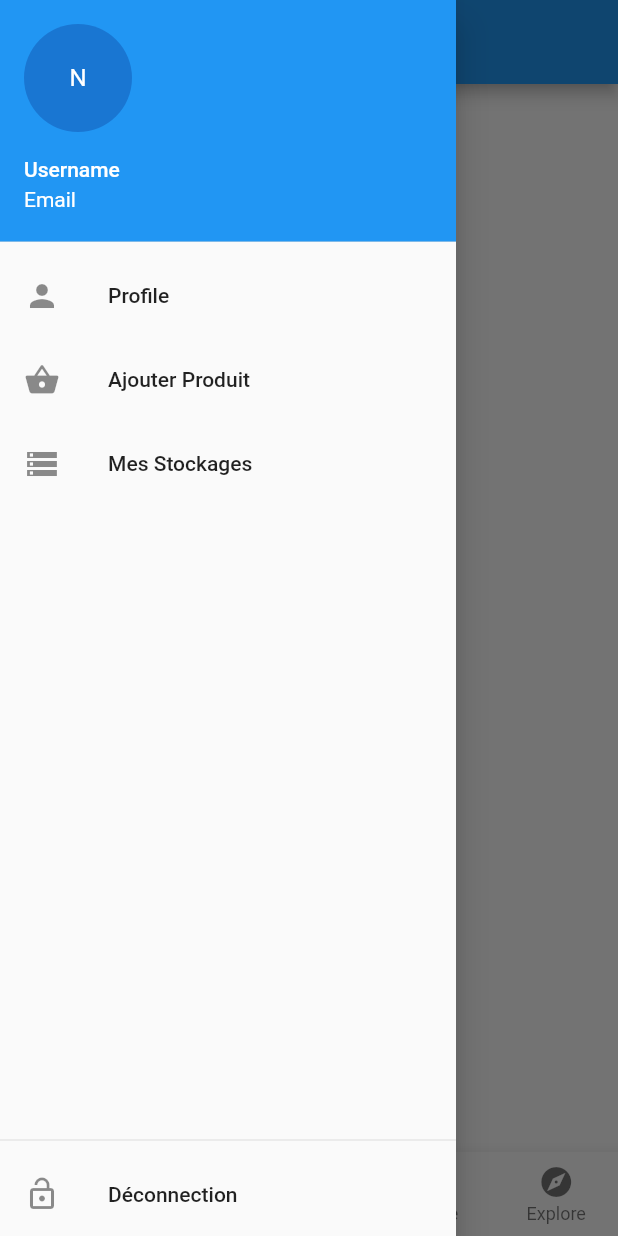
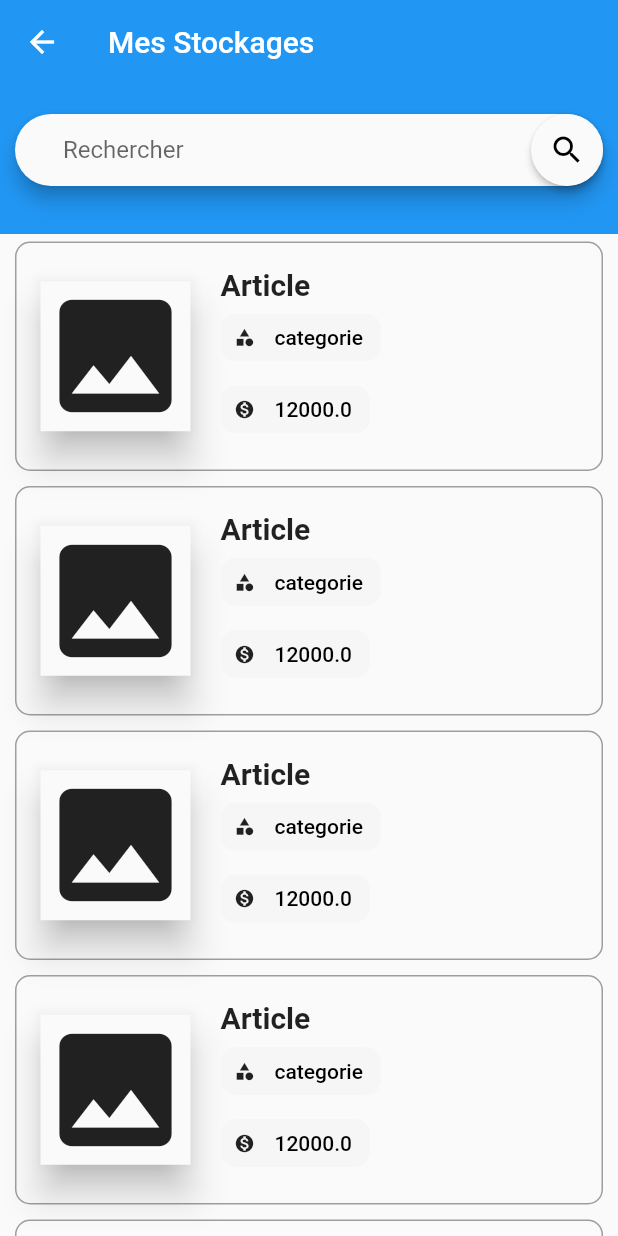
Before and after one commit to partnercloudsupport/Kope, a Flutter app: the HomeScreen screen opened by its route, in the side drawer, after a tap on "Mes Stockages", on a phone screen of 412 x 824 dp. Run offline on Flutter 3.47's test engine with Material 2 defaults, Android fonts, the phone set to English and light mode, and no system bars; our stand-ins replace cloud_firestore, country_code_picker, firebase_auth, firebase_storage, image_picker, shared_preferences; missing offline and left inert: photo_manager; accounts and stored records are empty.

Commit message:
ajout de fichier dart stockage

```diff
--- /dev/null
+++ b/lib/cloud/models/article.dart
@@ -0,0 +1,6 @@
+class Article {
+  String designation,description,categorie;
+  double prix;
+  DateTime date;
+
+}
--- a/lib/main.dart
+++ b/lib/main.dart
@@ -7,6 +7,7 @@ import 'package:kope/pages/product/add_product.dart';
 import 'package:kope/pages/profile/profile_screen.dart';
 import 'package:kope/pages/splash_screen.dart';
 import 'package:flutter/material.dart';
+import 'package:kope/pages/stockage/storage_screen.dart';
 import 'package:kope/pages/widgets/profile_details.dart';
 
 var routes = <String, WidgetBuilder>{
@@ -18,6 +19,7 @@ var routes = <String, WidgetBuilder>{
   "/profile": (BuildContext context) => ProfileScreen(),
   "/profileDetlais": (BuildContext context) => ProfileDetails(),
   "/product": (BuildContext context) => AddProduct(),
+  "/storage": (BuildContext context) => StorageScreen(),
 };
 void main() => runApp(MyApp());
 
--- a/lib/pages/home/home_screen.dart
+++ b/lib/pages/home/home_screen.dart
@@ -1,5 +1,4 @@
 import 'package:kope/pages/widgets/categorie_menu.dart';
-import 'package:kope/pages/widgets/profile_details.dart';
 import 'package:flutter/material.dart';
 import 'package:kope/utils/my_navigator.dart';
 
@@ -67,7 +66,9 @@ class _HomeScreenState extends State<HomeScreen>
           new ListTile(
             leading: Icon(Icons.storage),
             title: Text('Mes Stockages'),
-            onTap: () {},
+            onTap: () {
+              MyNavigator.gotTo(context, "/storage");
+            },
           ),
           Spacer(),
           Divider(),
--- a/lib/pages/login/login_screen.dart
+++ b/lib/pages/login/login_screen.dart
@@ -15,7 +15,7 @@ class _LoginScreenState extends State<LoginScreen> {
   bool _value = false, _isLoad = false;
   bool _hasdata;
   SharedPreferences prefs;
-  String userId = null;
+  String userId = "";
   bool isObscureText = true;
   String username, password;
   final GlobalKey<FormState> _formKey = GlobalKey<FormState>();
--- a/lib/pages/product/add_product.dart
+++ b/lib/pages/product/add_product.dart
@@ -148,6 +148,7 @@ class _AddProductState extends State<AddProduct> {
                             width: 10.0,
                           ),
                           RaisedButton(
+                            onPressed: (){},
                             child: Text('Remove Photo'),
                           )
                         ],
--- a/lib/pages/product/preview_page.dart
+++ b/lib/pages/product/preview_page.dart
@@ -13,7 +13,7 @@ class PreviewPage extends StatelessWidget {
     return Scaffold(
       appBar: AppBar(
         title: Text("Image Selectionée"),
-        actions: <Widget>[FlatButton(child: Text('Valider', style: TextStyle(color: Colors.white),),)],
+        actions: <Widget>[FlatButton(child: Text('Valider', style: TextStyle(color: Colors.white),), onPressed: () {},)],
       ),
       body: ListView(
         children: list
--- a/lib/pages/splash_screen.dart
+++ b/lib/pages/splash_screen.dart
@@ -42,11 +42,11 @@ class _SplashScreenState extends State<SplashScreen> {
       body: Stack(
         fit: StackFit.expand,
         children: <Widget>[
-          Container(
-            decoration: BoxDecoration(color: Colors.redAccent,
-                image: DecorationImage(image: AssetImage("assets/images/back.jpg"), fit: BoxFit.cover)
-            ),
-          ),
+          // Container(
+          //   decoration: BoxDecoration(color: Colors.redAccent,
+          //       image: DecorationImage(image: AssetImage("assets/images/back.jpg"), fit: BoxFit.cover)
+          //   ),
+          // ),
           Column(
             mainAxisAlignment: MainAxisAlignment.start,
             children: <Widget>[
--- /dev/null
+++ b/lib/pages/stockage/storage_screen.dart
@@ -0,0 +1,177 @@
+import 'package:flutter/material.dart';
+import 'package:kope/cloud/models/article.dart';
+
+class StorageScreen extends StatefulWidget {
+  @override
+  _StorageScreenState createState() => _StorageScreenState();
+}
+
+class _StorageScreenState extends State<StorageScreen> {
+  @override
+  Widget build(BuildContext context) {
+    return Scaffold(
+      appBar: AppBar(
+        elevation: 0.0,
+        title: Text("Mes Stockages"),
+      ),
+      body: SingleChildScrollView(
+        scrollDirection: Axis.vertical,
+        child: Column(
+          children: <Widget>[
+            Container(
+              height: 100.0,
+              color: Colors.blue,
+              child: Padding(
+                padding: const EdgeInsets.only(left: 10.0, right: 10.0),
+                child: Column(
+                  children: <Widget>[
+                    SizedBox(
+                      height: 20.0,
+                    ),
+                    _buildSearchBar(),
+                  ],
+                ),
+              ),
+            ),
+            SizedBox(
+              height: 5.0,
+            ),
+            ListView.builder(
+                shrinkWrap: true,
+                itemCount: 10,
+                physics: ClampingScrollPhysics(),
+                scrollDirection: Axis.vertical,
+                itemBuilder: (context, index) {
+                  Article art =Article();
+                  art.categorie = "categorie";
+                  art.designation = "Article";
+                  art.prix = 12000.0;
+                  return articleCard(article: art);
+                }),
+
+          ],
+        )
+      ),
+    );
+  }
+
+  Widget _buildSearchBar() {
+    return Material(
+      elevation: 5.0,
+      borderRadius: BorderRadius.all(
+        Radius.circular(30.0),
+      ),
+      child: TextField(
+        onChanged: (text) {},
+        decoration: InputDecoration(
+          contentPadding:
+              EdgeInsets.symmetric(horizontal: 32.0, vertical: 14.0),
+          hintText: 'Rechercher',
+          suffixIcon: Material(
+            elevation: 2.0,
+            borderRadius: BorderRadius.all(
+              Radius.circular(30.0),
+            ),
+            child: InkWell(
+              onTap: () {},
+              child: Icon(
+                Icons.search,
+                color: Colors.black,
+              ),
+            ),
+          ),
+          border: InputBorder.none,
+        ),
+      ),
+    );
+  }
+}
+
+class articleCard extends StatelessWidget {
+  final Article article;
+
+  const articleCard({ this.article});
+  @override
+  Widget build(BuildContext context) {
+    return Padding(
+      padding: const EdgeInsets.only(left: 10.0, right: 10.0, bottom: 10.0),
+      child: Container(
+        decoration: BoxDecoration(
+          borderRadius: BorderRadius.all(
+            Radius.circular(10.0),
+          ),
+          border: Border.all(color: Colors.grey),
+        ),
+        child: Padding(
+            padding: const EdgeInsets.all(16.0),
+            child: Row(
+              children: <Widget>[
+                Material(
+                  elevation: 10.0,
+                  child: Container(
+                    height: 100.0,
+                    width: 100.0,
+                    child: Icon(
+                      Icons.image,
+                      size: 100.0,
+                    ),
+                  ),
+                ),
+                SizedBox(
+                  width: 20.0,
+                ),
+                Column(
+                  crossAxisAlignment: CrossAxisAlignment.start,
+                  children: <Widget>[
+                    Row(
+                      children: <Widget>[
+                        Text(
+                          "${article.designation}",
+                          style: TextStyle(
+                            fontWeight: FontWeight.bold,
+                            fontSize: 20.0,
+                          ),
+                        )
+                      ],
+                    ),
+                    Wrap(
+                      spacing: 8.0,
+                      runSpacing: -8.0,
+                      children: <Widget>[
+                        FlightDetailChip(Icons.category, '${article.categorie}'),
+                      ],
+                    ),
+                    FlightDetailChip(Icons.monetization_on, '${article.prix}')
+                  ],
+                )
+              ],
+            )),
+      ),
+    );
+  }
+}
+
+class FlightDetailChip extends StatelessWidget {
+  final IconData iconData;
+  final String label;
+
+  FlightDetailChip(this.iconData, this.label);
+
+  @override
+  Widget build(BuildContext context) {
+    return RawChip(
+      label: Text(label),
+      labelStyle: TextStyle(color: Colors.black, fontSize: 14.0),
+      backgroundColor: Color(0xFFF6F6F6),
+      avatar: Icon(
+        iconData,
+        size: 14.0,
+      ),
+      shape: RoundedRectangleBorder(
+        borderRadius: BorderRadius.all(
+          Radius.circular(10.0),
+        ),
+      ),
+    );
+  }
+}
```
